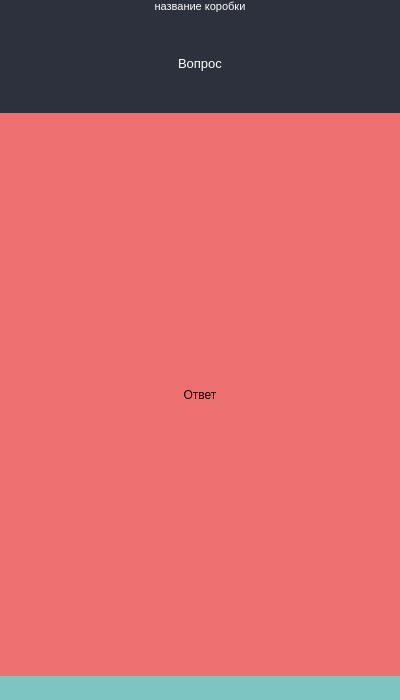
Old version of the form ui/card_on_main_page.ui in the repository DenisPald/spaced-repetition.
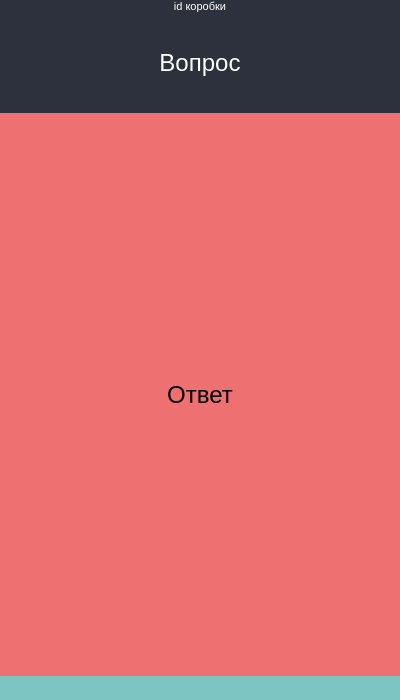
New version of the form. Icons and pictures are not drawn.

Commit message: Update 0home page

```diff
--- a/ui/card_on_main_page.ui
+++ b/ui/card_on_main_page.ui
@@ -11,7 +11,7 @@
    </rect>
   </property>
   <property name="sizePolicy">
-   <sizepolicy hsizetype="Fixed" vsizetype="Preferred">
+   <sizepolicy hsizetype="Preferred" vsizetype="Preferred">
     <horstretch>0</horstretch>
     <verstretch>0</verstretch>
    </sizepolicy>
@@ -119,7 +119,7 @@
             <string notr="true">background: #2d313d; color: #fff;</string>
            </property>
            <property name="text">
-            <string>название коробки</string>
+            <string>id коробки</string>
            </property>
            <property name="alignment">
             <set>Qt::AlignCenter</set>
@@ -164,7 +164,7 @@
            <property name="font">
             <font>
              <family>Segoe UI</family>
-             <pointsize>10</pointsize>
+             <pointsize>18</pointsize>
             </font>
            </property>
            <property name="styleSheet">
@@ -227,7 +227,7 @@
              <property name="font">
               <font>
                <family>Segoe UI</family>
-               <pointsize>9</pointsize>
+               <pointsize>18</pointsize>
               </font>
              </property>
              <property name="styleSheet">
```
Left out of the diff: 6 changed lines with no effect on the pictures. The commit also changes 6 other files.
